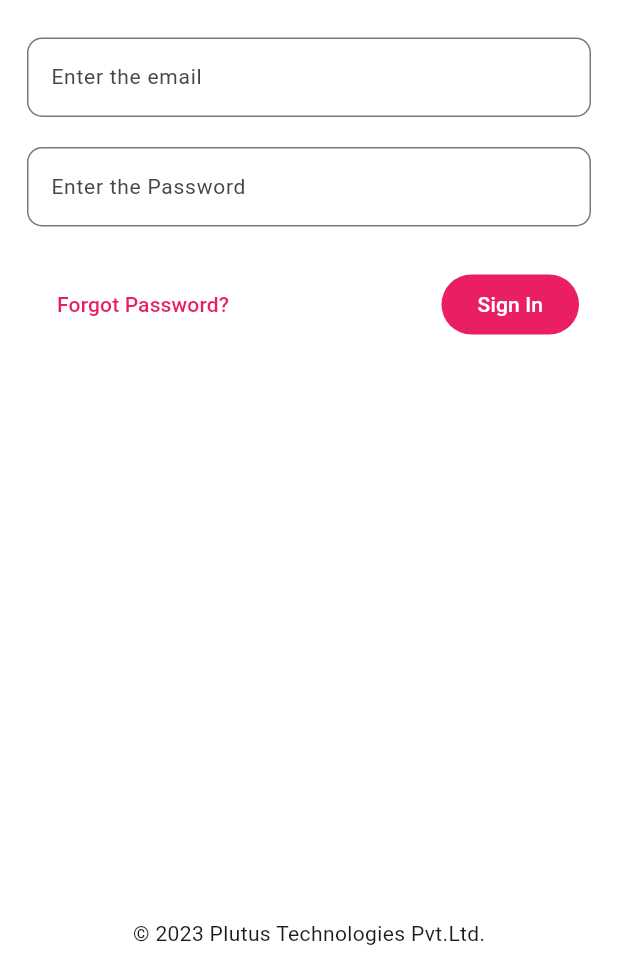
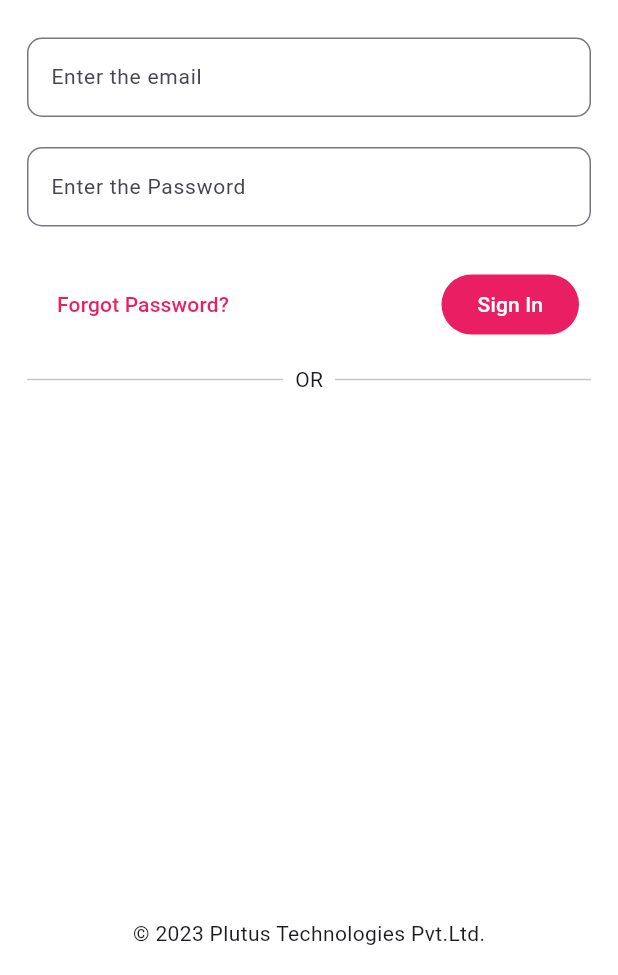
Before and after one commit to kevalgplutus/flutter-inside, a Flutter app: the screen it shows after launch, on a phone screen of 412 x 824 dp, the part 261-1236 px from its top. Run offline on Flutter 3.47's test engine with Material 2 defaults, Android fonts, the light colour scheme and no system bars; our stand-ins replace flutter_svg, fluttertoast, syncfusion_flutter_calendar.

Commit message:
Commit for - Constant file changes

```diff
--- a/lib/Constants/Constants.dart
+++ b/lib/Constants/Constants.dart
@@ -6,3 +6,4 @@ Constant File to get the things easily changed throughout the app
 
 
 const kPrimaryColors = Colors.pink;
+const kCopyRight = "© 2023 Plutus Technologies Pvt.Ltd.";
--- a/lib/User/login.dart
+++ b/lib/User/login.dart
@@ -82,7 +82,7 @@ class _LoginState extends State<Login> {
                             // MaterialPageRoute(builder: (context) => const ForgotPasswordView()),
                             // MaterialPageRoute(builder: (context) => const ResetPasswordView()),
                             MaterialPageRoute(
-                                builder: (context) => const LeaveListView()),
+                                builder: (context) => const ForgotPasswordView()),
                           );
                         },
                       ),
@@ -105,21 +105,20 @@ class _LoginState extends State<Login> {
                     ],
                   ),
                 ),
-
-                // Row(
-                //   children: [
-                //     Expanded(child: Divider()),
-                //     Padding(
-                //       padding: const EdgeInsets.all(8.0),
-                //       child: Text('OR'),
-                //     ),
-                //     Expanded(child: Divider()),
-                //   ],
-                // ),
+                Row(
+                  children: [
+                    Expanded(child: Divider()),
+                    Padding(
+                      padding: const EdgeInsets.all(8.0),
+                      child: Text('OR'),
+                    ),
+                    Expanded(child: Divider()),
+                  ],
+                ),
               ],
             ),
           ),
-          Text('© 2023 Plutus Technologies Pvt.Ltd.'),
+          Text(kCopyRight),
         ],
       ),
     );
```
Also changed, not shown: 33 other files.
